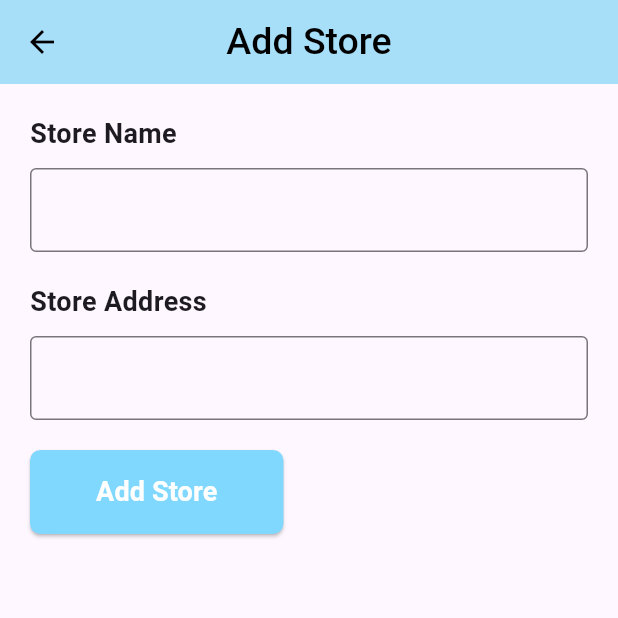
After one commit to TabbyMichael/kuza, a Flutter app: the AddStorePage screen opened directly, on a phone screen of 412 x 824 dp, the top half of it. The commit adds this screen. Run offline on Flutter 3.47's test engine with Material 3 defaults, Android fonts, the light colour scheme and no system bars; our stand-ins replace country_code_picker, firebase_auth, firebase_core, fl_chart, google_fonts, google_sign_in and 4 more; accounts and stored records are empty.

```diff
--- /dev/null
+++ b/lib/business/Stores/add_stores.dart
@@ -0,0 +1,91 @@
+import 'package:flutter/material.dart';
+import 'package:kuza/pages/home_page.dart';
+
+class AddStorePage extends StatelessWidget {
+  const AddStorePage({Key? key}) : super(key: key);
+
+  @override
+  Widget build(BuildContext context) => Scaffold(
+        appBar: AppBar(
+          title: const Text(
+            'Add Store',
+            style: TextStyle(
+              fontSize: 25,
+              fontWeight: FontWeight.w500,
+              color: Colors.black,
+            ),
+          ),
+          centerTitle: true,
+          backgroundColor: const Color.fromARGB(
+              255, 167, 222, 248), // Same color as Stores page
+          leading: GestureDetector(
+            onTap: () {
+              Navigator.of(context)
+                  .pop(); // Navigate back when the leading icon is tapped
+            },
+            child: const Icon(
+              Icons.arrow_back,
+              color: Colors.black,
+            ),
+          ),
+        ),
+        body: Padding(
+          padding: const EdgeInsets.all(20.0),
+          child: Column(
+            crossAxisAlignment: CrossAxisAlignment.start,
+            children: [
+              const Text(
+                'Store Name', // Label above the text field
+                style: TextStyle(
+                  fontSize: 18,
+                  fontWeight: FontWeight.bold,
+                ),
+              ),
+              const SizedBox(height: 10), // Spacer between label and text field
+              TextFormField(
+                decoration: const InputDecoration(
+                  border: OutlineInputBorder(), // Rectangular border
+                ),
+              ),
+              const SizedBox(height: 20), // Spacer between text fields
+              const Text(
+                'Store Address', // Label above the text field
+                style: TextStyle(
+                  fontSize: 18,
+                  fontWeight: FontWeight.bold,
+                ),
+              ),
+              const SizedBox(height: 10), // Spacer between label and text field
+              TextFormField(
+                decoration: const InputDecoration(
+                  border: OutlineInputBorder(), // Rectangular border
+                ),
+              ),
+              const SizedBox(height: 20), // Spacer between text fields
+              ElevatedButton(
+                onPressed: () {
+                  // Add your action here when the button is clicked
+                },
+                style: ElevatedButton.styleFrom(
+                  backgroundColor: Colors.lightBlueAccent.shade100,
+                  shape: RoundedRectangleBorder(
+                    borderRadius: BorderRadius.circular(7),
+                  ),
+                ),
+                child: const Padding(
+                  padding: EdgeInsets.symmetric(vertical: 15, horizontal: 20),
+                  child: Text(
+                    'Add Store',
+                    style: TextStyle(
+                      fontSize: 18,
+                      fontWeight: FontWeight.bold,
+                      color: Colors.white, // Set text color to white
+                    ),
+                  ),
+                ),
+              ),
+            ],
+          ),
+        ),
+      );
+}
--- a/lib/business/stores.dart
+++ b/lib/business/Stores/stores.dart
@@ -1,8 +1,9 @@
 import 'package:flutter/material.dart';
+import 'package:kuza/business/Stores/add_stores.dart';
 import 'package:kuza/pages/home_page.dart';
 
 class Stores extends StatelessWidget {
-  const Stores({super.key});
+  const Stores({Key? key}) : super(key: key);
 
   @override
   Widget build(BuildContext context) => Scaffold(
@@ -29,9 +30,19 @@ class Stores extends StatelessWidget {
             ), // Use the back arrow icon
           ),
         ),
+        body: const Center(
+          child: Text(
+            'Multi-store Management Page',
+            style: TextStyle(fontSize: 20),
+          ),
+        ),
         floatingActionButton: FloatingActionButton(
           onPressed: () {
-            // Add your action here when the button is clicked
+            // Navigate to the AddStorePage when the FloatingActionButton is clicked
+            Navigator.of(context).push(MaterialPageRoute(
+              builder: (context) =>
+                  const AddStorePage(), // Navigate to the AddStorePage
+            ));
           },
           backgroundColor: Colors.lightBlueAccent,
           child: const Icon(
--- a/lib/pages/home_page.dart
+++ b/lib/pages/home_page.dart
@@ -7,7 +7,7 @@ import 'package:kuza/pages/widgets/navigation_drawer.dart';
 import 'package:kuza/business/Inventory/products.dart';
 import 'package:kuza/business/Expenses/screens/category_screen.dart';
 import 'package:kuza/business/Point%20of%20sale%20(POS)/sales.dart';
-import 'package:kuza/business/stores.dart';
+import 'package:kuza/business/Stores/stores.dart';
 import 'package:kuza/business/Dashboard/reports.dart';
 
 void main() {
```
